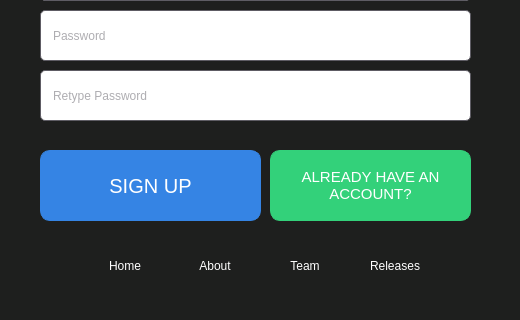
Before: the Qt Designer form ui/reg_page.ui in tesla1618/RedShiftIndex, drawn with Qt 5; both pictures show x 100 to 620 and y 230 to 550 of the 720 by 550 pixel window.
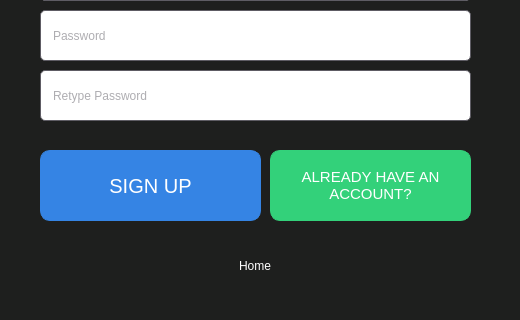
After: the same form once the commit is applied. Icons and pictures are not drawn.

Patch:
```diff
--- a/ui/reg_page.ui
+++ b/ui/reg_page.ui
@@ -236,79 +236,10 @@
      <set>Qt::AlignCenter</set>
     </property>
    </widget>
-   <widget class="QPushButton" name="nav_aboutBtn">
-    <property name="geometry">
-     <rect>
-      <x>270</x>
-      <y>480</y>
-      <width>90</width>
-      <height>31</height>
-     </rect>
-    </property>
-    <property name="cursor">
-     <cursorShape>PointingHandCursor</cursorShape>
-    </property>
-    <property name="styleSheet">
-     <string notr="true">*{background: none;
-color: white;
-border: none;
-border: 1px solid transparent}
-*:hover{ border-bottom: 1px solid white}</string>
-    </property>
-    <property name="text">
-     <string>About</string>
-    </property>
-   </widget>
-   <widget class="QPushButton" name="nav_teamBtn">
-    <property name="geometry">
-     <rect>
-      <x>360</x>
-      <y>480</y>
-      <width>90</width>
-      <height>31</height>
-     </rect>
-    </property>
-    <property name="cursor">
-     <cursorShape>PointingHandCursor</cursorShape>
-    </property>
-    <property name="styleSheet">
-     <string notr="true">*{background: none;
-color: white;
-border: none;
-border: 1px solid transparent}
-*:hover{ border-bottom: 1px solid white}</string>
-    </property>
-    <property name="text">
-     <string>Team</string>
-    </property>
-   </widget>
-   <widget class="QPushButton" name="nav_rlsBtn">
-    <property name="geometry">
-     <rect>
-      <x>450</x>
-      <y>480</y>
-      <width>90</width>
-      <height>31</height>
-     </rect>
-    </property>
-    <property name="cursor">
-     <cursorShape>PointingHandCursor</cursorShape>
-    </property>
-    <property name="styleSheet">
-     <string notr="true">*{background: none;
-color: white;
-border: none;
-border: 1px solid transparent}
-*:hover{ border-bottom: 1px solid white}</string>
-    </property>
-    <property name="text">
-     <string>Releases</string>
-    </property>
-   </widget>
    <widget class="QPushButton" name="nav_homeBtn">
     <property name="geometry">
      <rect>
-      <x>180</x>
+      <x>310</x>
       <y>480</y>
       <width>90</width>
       <height>31</height>
```
Left out of the diff: 3 changed lines with no effect on the pictures.
